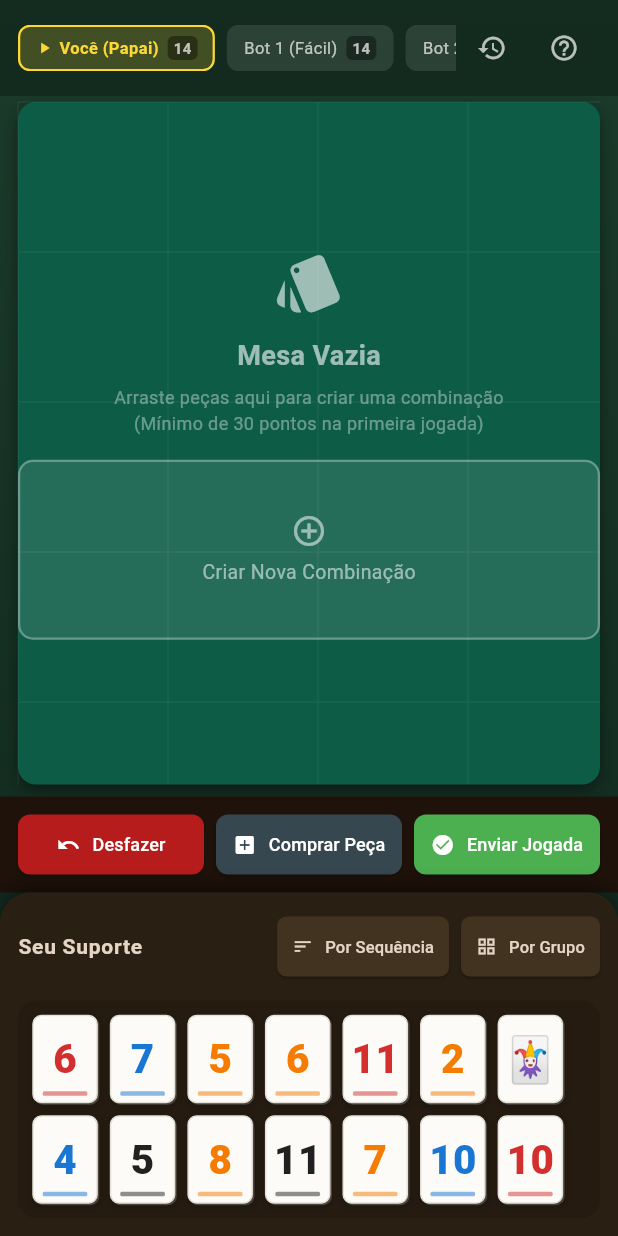
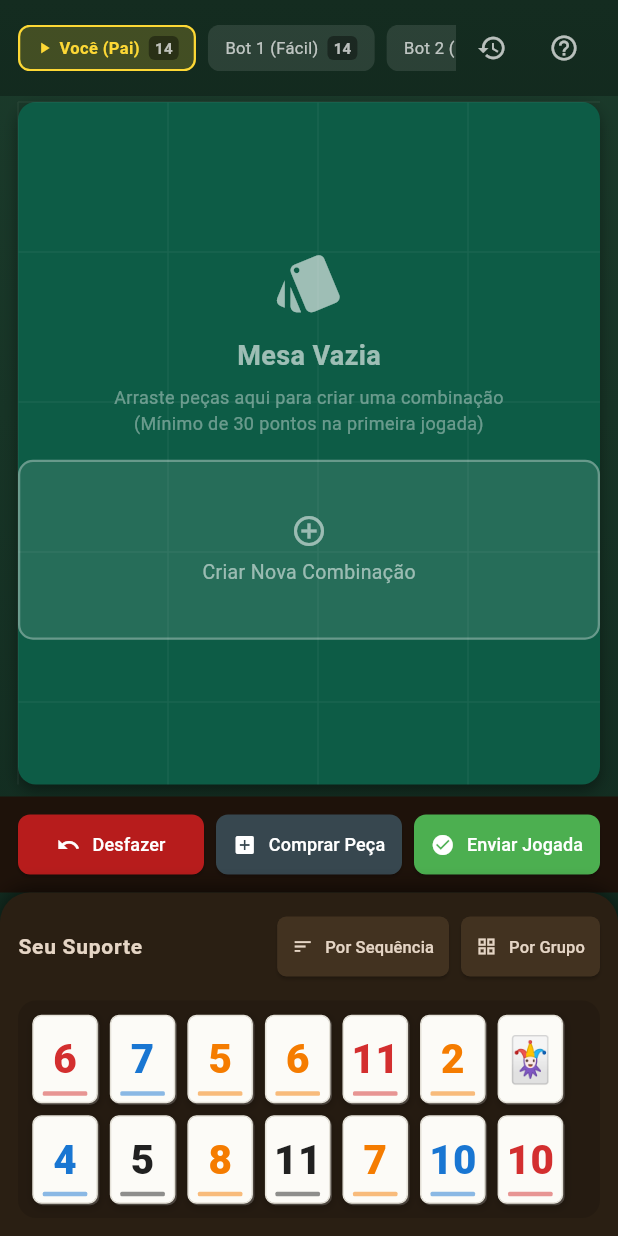
Before and after one commit to matheusmonteiro15/Rummikub, a Flutter app: the screen it shows after launch, after a tap on "JOGAR AGORA", on a phone screen of 412 x 824 dp. Run offline on Flutter 3.47's test engine with Material 3 defaults, Android fonts, the phone set to English and light mode, and no system bars.

Commit message:
style: alteração de texto

```diff
--- a/lib/views/game_screen.dart
+++ b/lib/views/game_screen.dart
@@ -89,7 +89,7 @@ class _GameScreenState extends State<GameScreen> {
               ),
               const SizedBox(height: 6),
               const Text(
-                'Criado especialmente para o Papai',
+                'Criado especialmente para pai',
                 style: TextStyle(
                   color: Colors.white54,
                   fontSize: 14,
@@ -244,7 +244,7 @@ class _GameScreenState extends State<GameScreen> {
 
   void _startNewGame() {
     final List<Player> newPlayers = [
-      Player(id: 'human', name: 'Você (Papai)', isHuman: true),
+      Player(id: 'human', name: 'Você (Pai)', isHuman: true),
     ];
 
     for (int i = 0; i < _opponentCount; i++) {
```
